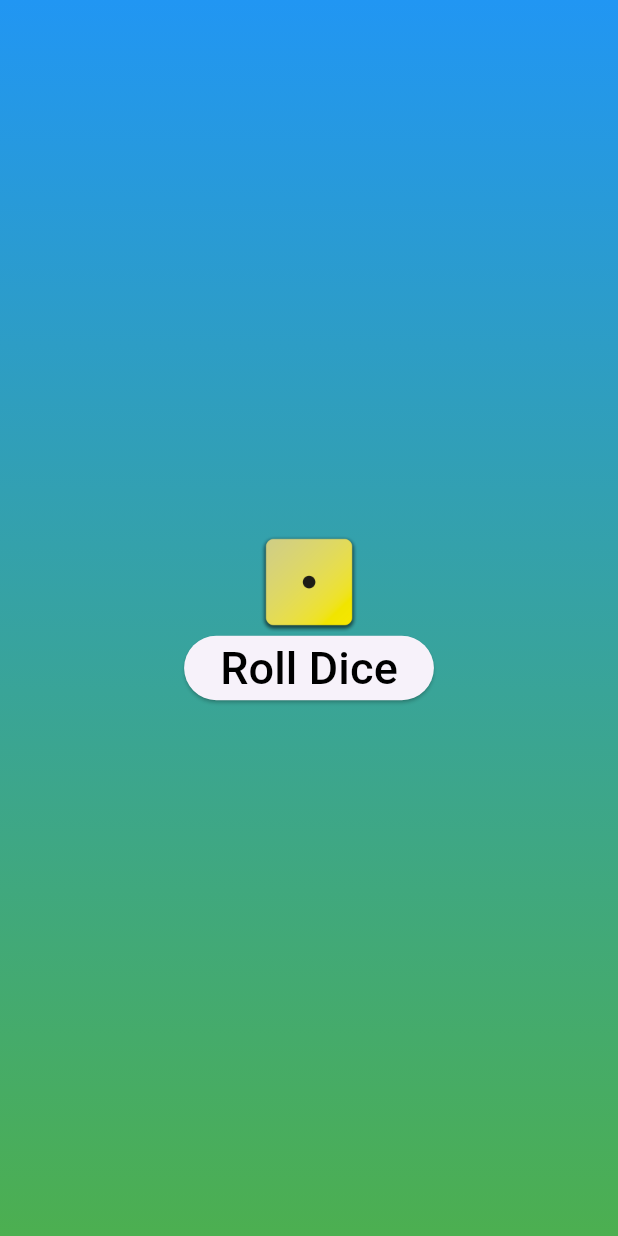
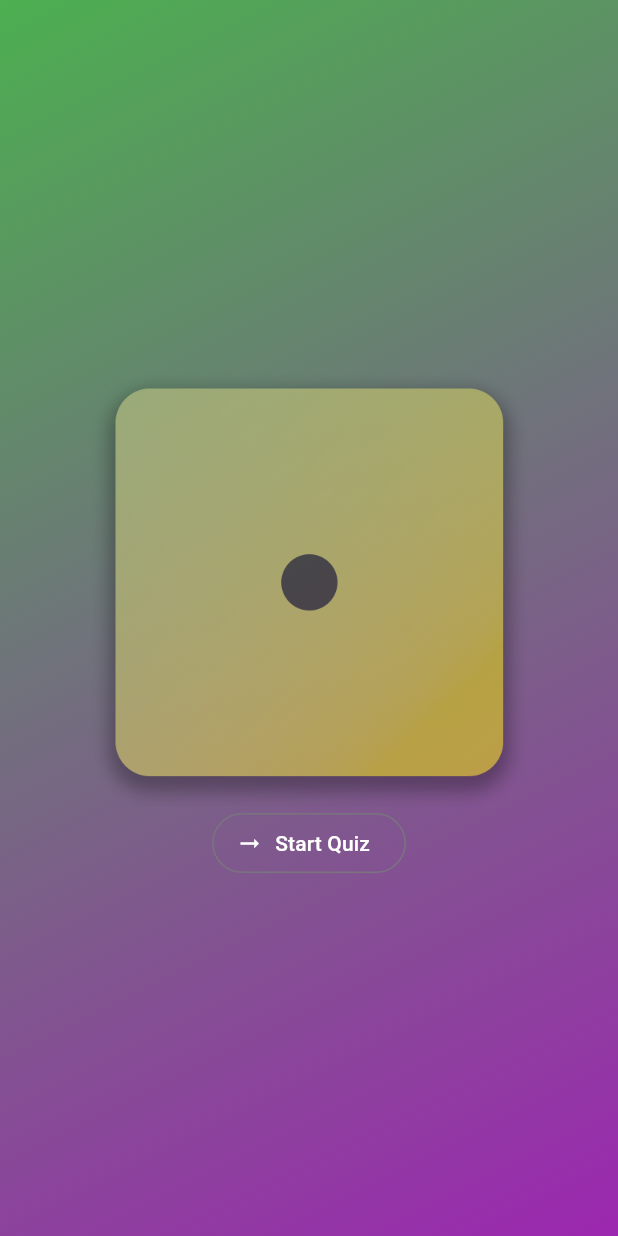
Before and after one commit to bse193014/PG_2, a Flutter app: the screen it shows after launch, on a phone screen of 412 x 824 dp. Run offline on Flutter 3.47's test engine with Material 3 defaults, Android fonts, the phone set to English and light mode, and no system bars.

Commit message:
'uploading 2 project

```diff
--- a/lib/diceroll.dart
+++ /dev/null
@@ -1,36 +0,0 @@
-import 'package:flutter/material.dart';
-import 'dart:math';
-class DiceRoll extends StatefulWidget {
-  DiceRoll({super.key});
-  @override
-  State<DiceRoll> createState() {
-  return _DiceRollState();
-  }
-}
-class _DiceRollState extends State<DiceRoll>{
-  int dicevalue = 1;
-  void rollDice(){
-    setState(() {
-      dicevalue = Random().nextInt(6)+1;
-    });
-  }
-  @override
-  Widget build(BuildContext context) {
-    return Center(
-      child: Container(child:
-      Center(child:
-      Column(
-        mainAxisAlignment: MainAxisAlignment.center,
-         children: [Image.asset('asset/dicepics/$dicevalue.png',scale: 9,),
-      ElevatedButton(onPressed: rollDice, child: Text("Roll Dice",style: TextStyle(color: Colors.black,fontSize: 30),))],)),
-
-         decoration: const BoxDecoration(
-          gradient: LinearGradient(
-            begin: Alignment.topCenter,
-            end: Alignment.bottomCenter,
-            colors: [Colors.blue, Colors.green]
-          )
-        ),),
-    );
-  }
-}
--- a/lib/gradient_container.dart
+++ /dev/null
@@ -1,9 +0,0 @@
-import 'package:flutter/material.dart';
-import 'package:flutter_application_1/diceroll.dart';
-class GradientContainer extends StatelessWidget{
-GradientContainer({super.key});
-@override
-  Widget build(BuildContext context) {
-    return DiceRoll();
-  }
-}
--- a/lib/main.dart
+++ b/lib/main.dart
@@ -1,5 +1,5 @@
 import 'package:flutter/material.dart';
-import 'package:flutter_application_1/gradient_container.dart';
+import 'package:flutter_application_1/quiz.dart';
 void main() {
-  runApp(MaterialApp(home :Scaffold(body: GradientContainer(),),),);
+  runApp(const QuizScreen());
 }
--- /dev/null
+++ b/lib/question.dart
@@ -0,0 +1,14 @@
+import 'package:flutter_application_1/quiz_questions.dart';
+
+const questions = [
+  QuizQuestions(text: 'What is your name?', answers: ['Bilal', 'Hamza', 'Umar', 'Hadi']),
+  QuizQuestions(text: 'What is this app?', answers: ['Quiz', 'Learning', 'Fake', 'Timepass']),
+  QuizQuestions(text: 'What is the capital of Pakistan?', answers: ['Lahore', 'Karachi', 'Islamabad', 'Peshawar']),
+  QuizQuestions(text: 'Who is the founder of Pakistan?', answers: ['Muhammad Ali Jinnah', 'Mahatma Gandhi', 'Nelson Mandela', 'Winston Churchill']),
+  QuizQuestions(text: 'What is the national animal of Pakistan?', answers: ['Lion', 'Tiger', 'Markhor', 'Elephant']),
+  QuizQuestions(text: 'What is the national language of Pakistan?', answers: ['Urdu', 'English', 'Punjabi', 'Sindhi']),
+  QuizQuestions(text: 'Which planet is known as the Red Planet?', answers: ['Earth', 'Mars', 'Jupiter', 'Saturn']),
+  QuizQuestions(text: 'Who painted the famous painting "The Starry Night"?', answers: ['Leonardo da Vinci', 'Vincent van Gogh', 'Pablo Picasso', 'Claude Monet']),
+  QuizQuestions(text: 'What is the largest country in the world by land area?', answers: ['Russia', 'China', 'United States', 'Canada']),
+  QuizQuestions(text: 'Which of the following scientists is credited with the discovery of gravity?', answers: ['Galileo Galilei', 'Isaac Newton', 'Albert Einstein', 'Marie Curie']),
+];
--- /dev/null
+++ b/lib/quiz.dart
@@ -0,0 +1,44 @@
+import 'package:flutter/material.dart';
+import 'package:flutter_application_1/question.dart';
+import 'package:flutter_application_1/question_screen.dart';
+import 'package:flutter_application_1/start_screen.dart';
+import 'package:flutter_application_1/answer_screen.dart';
+class QuizScreen extends StatefulWidget {
+  const QuizScreen({super.key});
+  @override
+  State<QuizScreen> createState() {
+  return _QuizScreen();
+  }
+}
+class _QuizScreen extends State<QuizScreen>{
+  List<String> selectedAnswers = [];
+  chooseAnswer (String answer){
+    selectedAnswers.add(answer);
+    if(selectedAnswers.length==questions.length)
+    {
+      setState(() {
+        activrescreen = 'result-scree';
+        //selectedAnswers.clear();
+      });
+    }
+  }
+var activrescreen = 'start-screen';
+void switchscreen()
+{ setState(() {  activrescreen = 'question-screen';});}
+  @override
+  Widget build(BuildContext context) {
+
+    Widget screenwidget = StartScreen(switchscreen);
+   if(activrescreen=='result-scree'){
+     screenwidget = AnswerScreen(answerstodisplay: selectedAnswers);
+    }
+  if (activrescreen == 'question-screen')
+  { screenwidget= QuestionScreen(choosedAnswer : chooseAnswer);}
+    return MaterialApp(home :Scaffold(body:
+  Container(decoration:
+   const BoxDecoration(gradient:
+    LinearGradient(colors: [Colors.green,Colors.purple],begin:
+    Alignment.topLeft,end: Alignment.bottomRight)),
+  child: screenwidget),),);
+  }
+}
--- /dev/null
+++ b/lib/start_screen.dart
@@ -0,0 +1,16 @@
+import 'package:flutter/material.dart';
+class StartScreen extends StatelessWidget{
+ const StartScreen(this.startquiz,{super.key});
+ final void Function() startquiz;
+@override
+  Widget build(BuildContext context) {
+    return Center(child :
+     Column(mainAxisSize:
+     MainAxisSize.min,children: [Opacity(opacity: 0.5,child: Image.asset('asset/dicepics/1.png',width: 300,)),
+    OutlinedButton.icon( onPressed: startquiz,
+     label: const Text('Start Quiz'),
+     style: OutlinedButton.styleFrom(foregroundColor: Colors.white),
+     icon: const Icon(Icons.arrow_right_alt_sharp) ,)
+    ],));
+  }
+}
```
Also changed, not shown: lib/answer_button.dart (added, +13 -0 lines), lib/answer_screen.dart (added, +37 -0 lines), lib/question_screen.dart (added, +39 -0 lines), lib/questions_summery.dart (added, +24 -0 lines), lib/quiz_questions.dart (added, +11 -0 lines), 1 other file.
